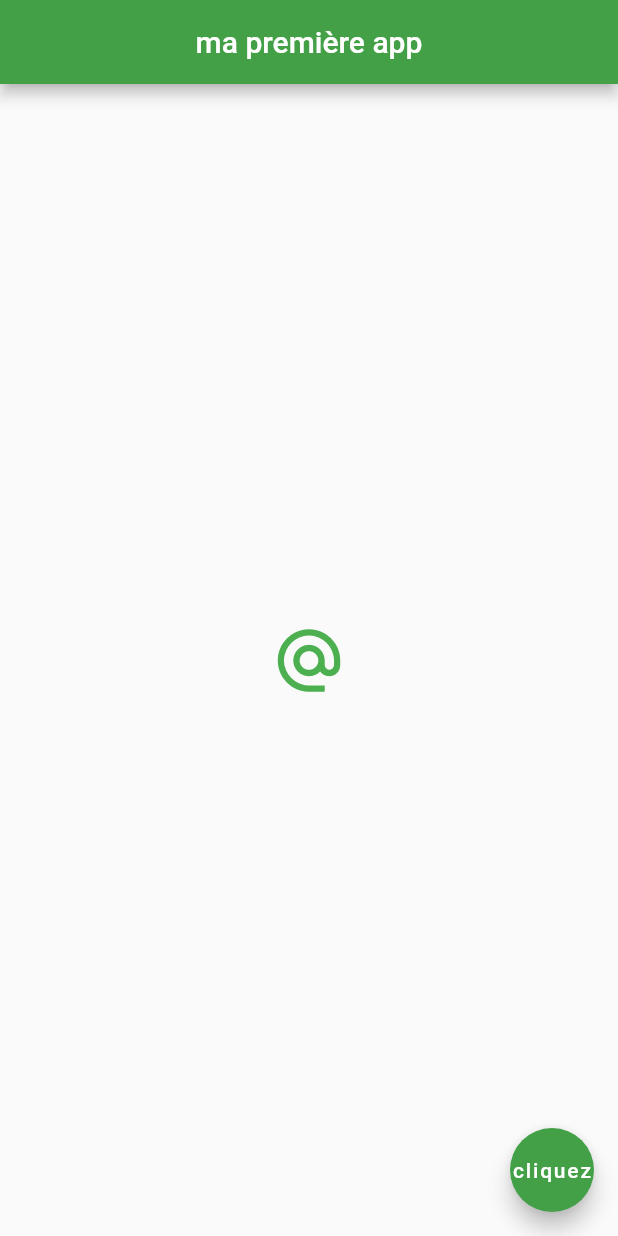
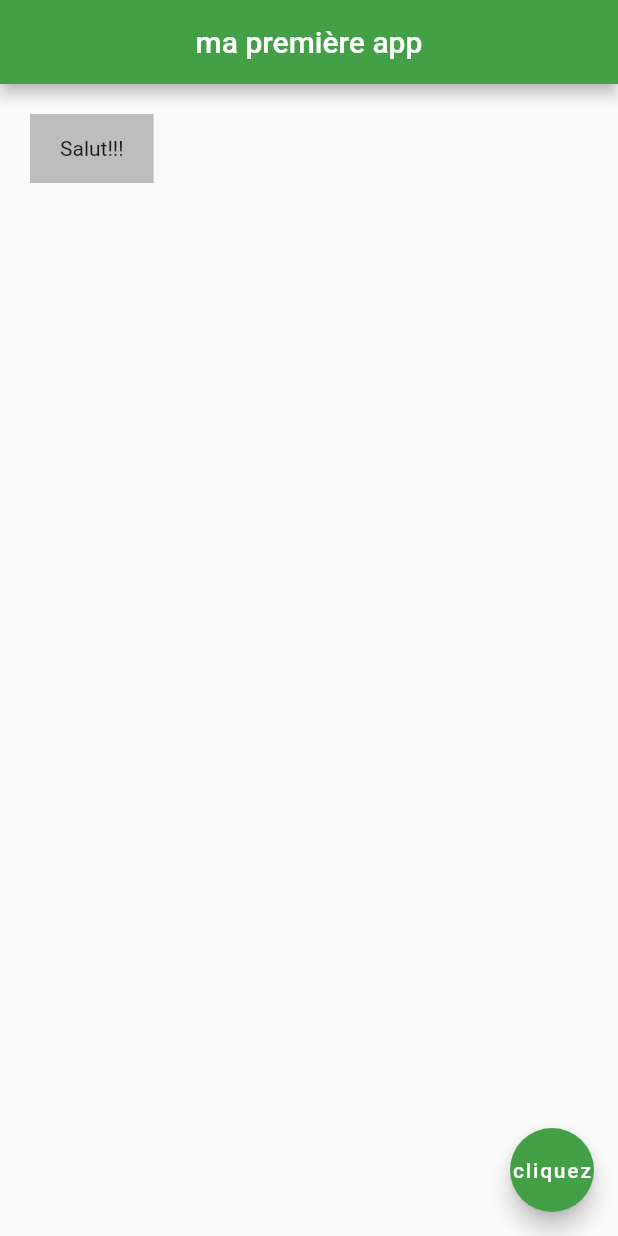
Before and after one commit to Sanjuron/flutter_app, a Flutter app: the screen it shows after launch, on a phone screen of 412 x 824 dp. Run offline on Flutter 3.47's test engine with Material 2 defaults, Android fonts, the phone set to English and light mode, and no system bars.

Commit message:
containers && padding

```diff
--- a/lib/main.dart
+++ b/lib/main.dart
@@ -13,16 +13,11 @@ class Home extends StatelessWidget {
           centerTitle: true,
           backgroundColor: Colors.green[600],
       ),
-      body: Center(
-        child:
-          IconButton(
-            onPressed: () {
-              print("Vous m'avez cliqué!!!");
-            },
-            icon: Icon(Icons.alternate_email),
-            color: Colors.green,
-            iconSize: 50.0,
-          )
+      body: Container(
+        padding: EdgeInsets.symmetric(horizontal:20.0, vertical:15.0),
+        margin: EdgeInsets.all(20.0),
+        color: Colors.grey[400],
+        child: Text("Salut!!!"),
       ),
       floatingActionButton: FloatingActionButton(
         backgroundColor: Colors.green[600],
```
Also changed, not shown: 1 other file.
